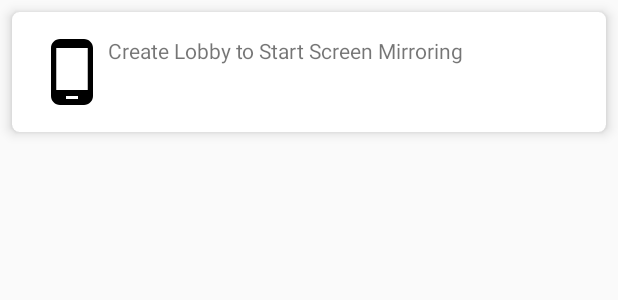
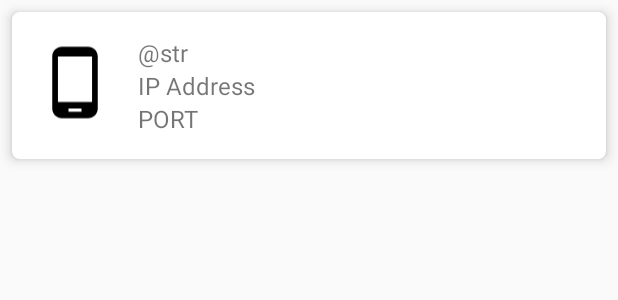
Before and after one commit to carlogravador/Presentor-Undergrad-Thesis, an Android app: the layout list_item_lobby.xml on its own in the app's theme, with its tools: preview values and no code run, on a phone screen of 412 x 824 dp. Shown: the top 300 px of the screen. Run offline under Robolectric (Android 15) with nearby library versions, the phone set to English and light mode, and no system bars.

```diff
--- a/app/src/main/java/com/example/android/presentor/MainActivity.java
+++ b/app/src/main/java/com/example/android/presentor/MainActivity.java
@@ -28,6 +28,7 @@ public class MainActivity extends AppCompatActivity
         setContentView(R.layout.activity_main);
         Toolbar toolbar = (Toolbar) findViewById(R.id.toolbar);
         setSupportActionBar(toolbar);
+
 
         CardView shareCardView = (CardView)findViewById(R.id.card_view_share);
 
--- a/app/src/main/res/layout/list_item_lobby.xml
+++ b/app/src/main/res/layout/list_item_lobby.xml
@@ -20,16 +20,39 @@
 
         <ImageView
             android:id="@+id/list_item_icon"
-            android:layout_width="48dp"
-            android:layout_height="48dp"
+            android:layout_width="52dp"
+            android:layout_height="62dp"
             android:src="@drawable/ic_phone_android"
             />
 
         <TextView
+            android:id="@+id/client_service_number"
+            android:textSize="16sp"
+            android:layout_toRightOf="@+id/list_item_icon"
+            android:layout_marginStart="16dp"
             android:layout_width="wrap_content"
             android:layout_height="wrap_content"
-            android:text="@string/screen_mirror_create_title_description"
-            android:layout_toEndOf="@id/list_item_icon"/>
+            android:text="@str"/>
+
+        <TextView
+            android:id="@+id/client_IP_address"
+            android:textSize="16sp"
+            android:layout_toRightOf="@+id/list_item_icon"
+            android:layout_below="@+id/client_service_number"
+            android:layout_marginStart="16dp"
+            android:layout_width="wrap_content"
+            android:layout_height="wrap_content"
+            android:text="IP Address"/>
+
+        <TextView
+            android:id="@+id/client_port_number"
+            android:textSize="16sp"
+            android:layout_toRightOf="@+id/list_item_icon"
+            android:layout_below="@+id/client_IP_address"
+            android:layout_marginStart="16dp"
+            android:layout_width="wrap_content"
+            android:layout_height="wrap_content"
+            android:text="PORT"/>
 
 
     </RelativeLayout>
```
Also changed, not shown: app/src/main/res/layout/list_item_domotics.xml (+7 -5 lines), app/src/main/res/values/strings.xml (+7 -0 lines).
